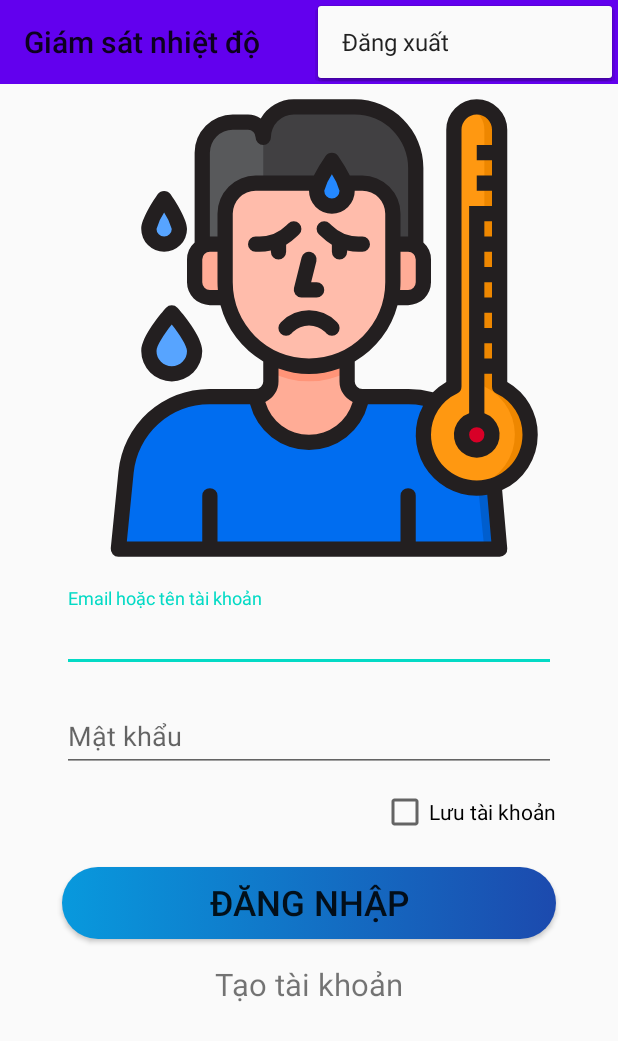
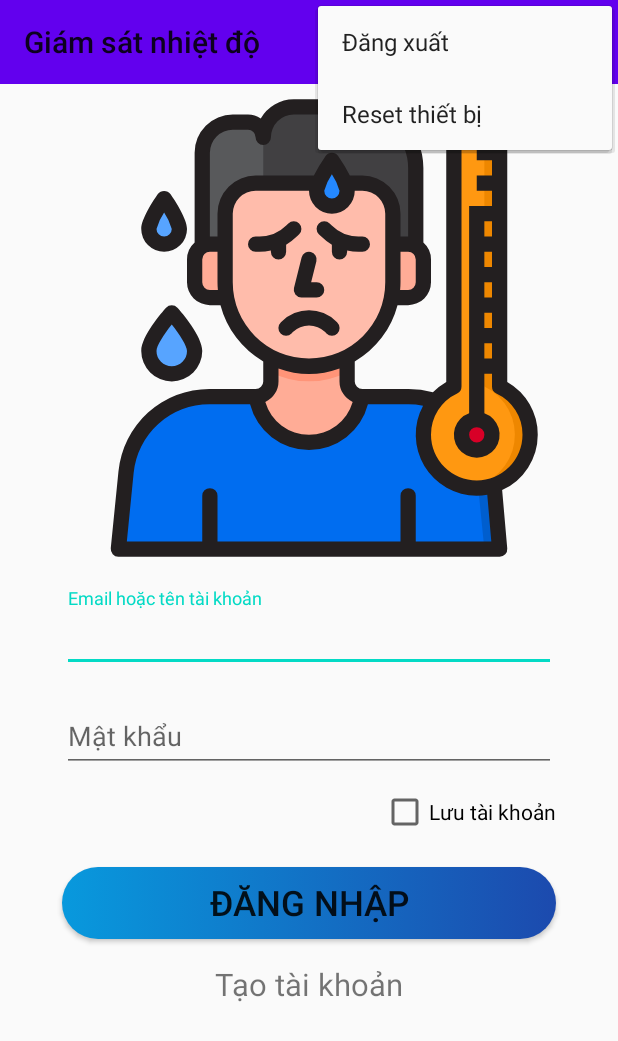
Before and after one commit to khanhlh21197/MayEpthuyLuc, an Android app: the screen it shows after launch (MainActivity), with the options menu open, on a phone screen of 412 x 824 dp. Shown: the top 1041 px of the screen. Run offline under Robolectric (Android 15) with nearby library versions, the phone set to English and light mode, and no system bars; our stand-ins replace Firebase (no records; nobody signed in at launch, a user with empty details on screens opened directly), RxJava, data binding, sdp/ssp sizes; libraries missing offline, so code that uses them is left out: com.afollestad.materialdialogs, com.google.zxing.integration; 3 statements that could not run were skipped.

Commit message:
add reset btn

```diff
--- a/app/src/main/java/com/example/smarthome/ui/login/LoginFragment.java
+++ b/app/src/main/java/com/example/smarthome/ui/login/LoginFragment.java
@@ -86,6 +86,7 @@ public class LoginFragment extends Fragment {
     @Override
     public void onCreate(@Nullable Bundle savedInstanceState) {
         super.onCreate(savedInstanceState);
+        setHasOptionsMenu(false);
     }
 
     @Nullable
--- a/app/src/main/res/menu/menu_toolbar.xml
+++ b/app/src/main/res/menu/menu_toolbar.xml
@@ -1,7 +1,13 @@
 <?xml version="1.0" encoding="utf-8"?>
 <menu xmlns:android="http://schemas.android.com/apk/res/android">
 
-    <item android:title="Đăng xuất"
+    <item
         android:id="@+id/logOut"
-        android:icon="@drawable/ic_power"/>
+        android:icon="@drawable/ic_power"
+        android:title="Đăng xuất" />
+
+    <item
+        android:id="@+id/reset"
+        android:icon="@drawable/ic_baseline_refresh_24"
+        android:title="Reset thiết bị" />
 </menu>
--- a/app/src/main/res/values/strings.xml
+++ b/app/src/main/res/values/strings.xml
@@ -58,6 +58,7 @@
     <string name="looping_time">Cài đặt thời gian cập nhật !</string>
     <string name="not_enough">Vui lòng nhập đủ thông tin !</string>
     <string name="delete_history">Bạn có muốn xóa lịch sử ?</string>
+    <string name="reset_device">Bạn có muốn reset thiết bị ?</string>
 
     <string-array name="history_display">
         <item>Biểu đồ</item>
```
Also changed, not shown: app/src/main/java/com/example/smarthome/ui/device/DetailDeviceFragment.java (+14 -0 lines), app/src/main/java/com/example/smarthome/ui/main/MainFragment.java (+9 -0 lines).
